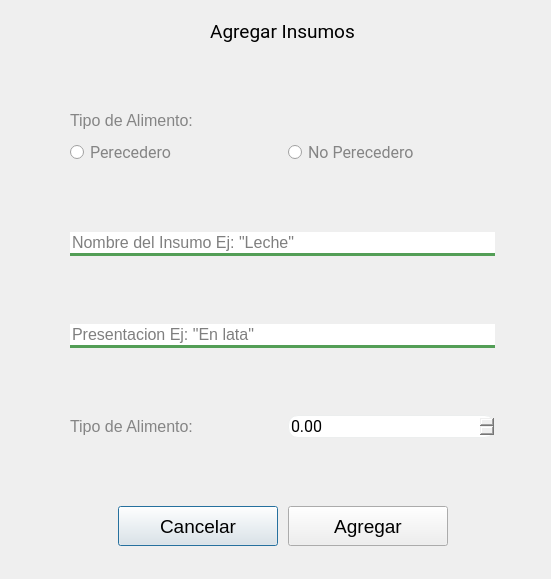
The window that El-Patio/almacenista/almacenista_crear_insumo.ui (MrDanielG/IHC-ElPatio) describes before a commit, drawn with Qt 5.
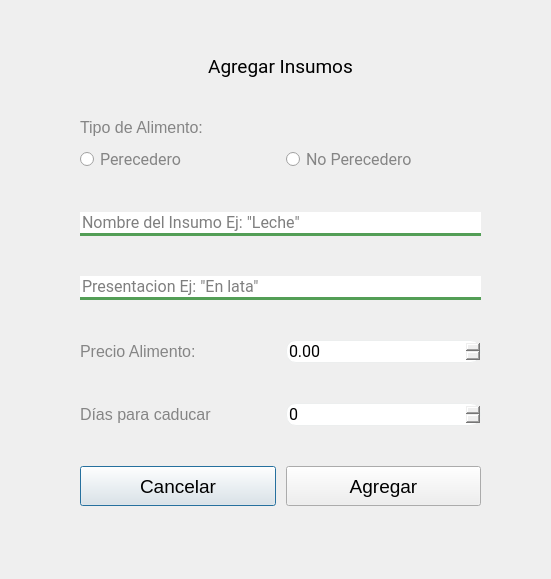
The same window after the commit.

Commit message: Registrar Nuevos Insumos

```diff
--- a/El-Patio/almacenista/almacenista_crear_insumo.ui
+++ b/El-Patio/almacenista/almacenista_crear_insumo.ui
@@ -16,10 +16,10 @@
   <widget class="QWidget" name="">
    <property name="geometry">
     <rect>
-     <x>70</x>
-     <y>20</y>
-     <width>425</width>
-     <height>526</height>
+     <x>80</x>
+     <y>55</y>
+     <width>401</width>
+     <height>451</height>
     </rect>
    </property>
    <layout class="QVBoxLayout" name="verticalLayout">
@@ -123,6 +123,7 @@
      <widget class="QLineEdit" name="nombreInsumo">
       <property name="font">
        <font>
+        <family>Roboto</family>
         <pointsize>12</pointsize>
        </font>
       </property>
@@ -152,6 +153,7 @@
      <widget class="QLineEdit" name="tipoPresentacion">
       <property name="font">
        <font>
+        <family>Roboto</family>
         <pointsize>12</pointsize>
        </font>
       </property>
@@ -190,7 +192,7 @@
          <string notr="true">color: rgb(133, 133, 133);</string>
         </property>
         <property name="text">
-         <string>Tipo de Alimento:</string>
+         <string>Precio Alimento:</string>
         </property>
        </widget>
       </item>
@@ -223,21 +225,54 @@
       </property>
      </spacer>
     </item>
+    <item>
+     <layout class="QHBoxLayout" name="horizontalLayout_4">
+      <item>
+       <widget class="QLabel" name="titulo_4">
+        <property name="font">
+         <font>
+          <pointsize>12</pointsize>
+         </font>
+        </property>
+        <property name="styleSheet">
+         <string notr="true">color: rgb(133, 133, 133);</string>
+        </property>
+        <property name="text">
+         <string>Días para caducar</string>
+        </property>
+       </widget>
+      </item>
+      <item>
+       <widget class="QSpinBox" name="spinBoxCaducar">
+        <property name="font">
+         <font>
+          <family>Roboto</family>
+          <pointsize>12</pointsize>
+         </font>
+        </property>
+        <property name="styleSheet">
+         <string notr="true">border-radius: 10px;
+border: 1px solid #ECEEEE;</string>
+        </property>
+       </widget>
+      </item>
+     </layout>
+    </item>
+    <item>
+     <spacer name="verticalSpacer_7">
+      <property name="orientation">
+       <enum>Qt::Vertical</enum>
+      </property>
+      <property name="sizeHint" stdset="0">
+       <size>
+        <width>20</width>
+        <height>40</height>
+       </size>
+      </property>
+     </spacer>
+    </item>
     <item>
      <layout class="QHBoxLayout" name="horizontalLayout">
-      <item>
-       <spacer name="horizontalSpacer_2">
-        <property name="orientation">
-         <enum>Qt::Horizontal</enum>
-        </property>
-        <property name="sizeHint" stdset="0">
-         <size>
-          <width>40</width>
-          <height>20</height>
-         </size>
-        </property>
-       </spacer>
-      </item>
       <item>
        <widget class="QPushButton" name="btnSecundaio">
         <property name="minimumSize">
@@ -274,19 +309,6 @@
         </property>
        </widget>
       </item>
-      <item>
-       <spacer name="horizontalSpacer">
-        <property name="orientation">
-         <enum>Qt::Horizontal</enum>
-        </property>
-        <property name="sizeHint" stdset="0">
-         <size>
-          <width>40</width>
-          <height>20</height>
-         </size>
-        </property>
-       </spacer>
-      </item>
      </layout>
     </item>
    </layout>
```
The commit also changes 2 other files.
